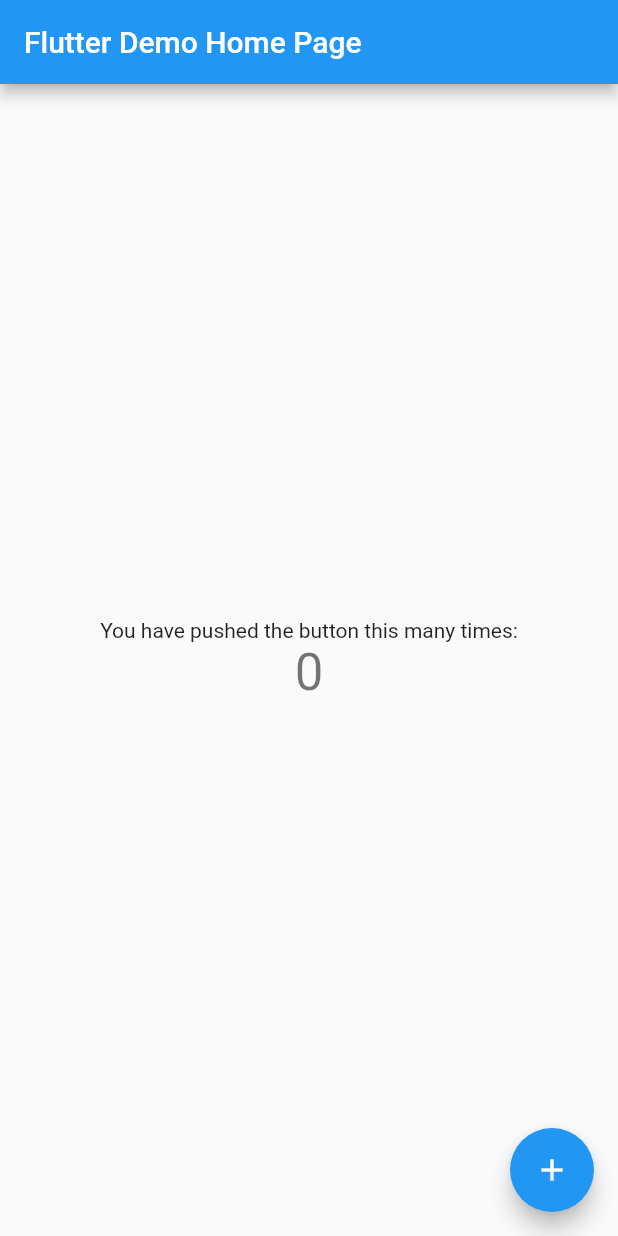
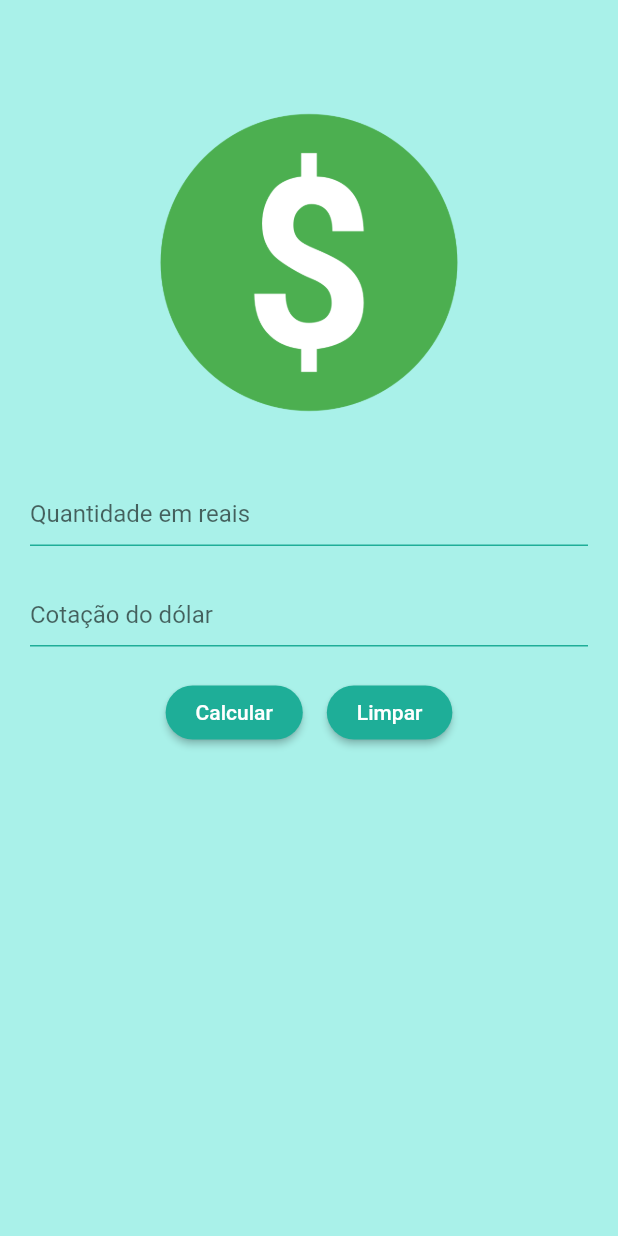
Before and after one commit to sankhss/cotacao, a Flutter app: the screen it shows after launch, on a phone screen of 412 x 824 dp. Run offline on Flutter 3.47's test engine with Material 2 defaults, Android fonts, the phone set to English and light mode, and no system bars.

Commit message:
commit da primeira versão para entrega

```diff
--- /dev/null
+++ b/lib/components/app_theme.dart
@@ -0,0 +1,49 @@
+import 'package:flutter/material.dart';
+
+final primaryColor = Color.fromRGBO(30, 174, 152, 1.0);
+final primaryColorLight = Color.fromRGBO(169, 241, 233, 1.0);
+final accentColor = Color.fromRGBO(255, 255, 199, 1.0);
+
+ThemeData createAppTheme() {
+  return ThemeData(
+    primaryColor: primaryColor,
+    primaryColorLight: primaryColorLight,
+    accentColor: accentColor,
+    backgroundColor: Colors.white,
+    textTheme: TextTheme(
+      headline1: TextStyle(
+        fontSize: 30.0,
+        fontWeight: FontWeight.bold,
+        color: primaryColor,
+      ),
+    ),
+    iconTheme: IconThemeData(color: primaryColorLight),
+    inputDecorationTheme: InputDecorationTheme(
+      enabledBorder: UnderlineInputBorder(
+        borderSide: BorderSide(
+          color: primaryColor,
+        ),
+      ),
+      focusedBorder: UnderlineInputBorder(
+        borderSide: BorderSide(
+          color: primaryColor,
+        ),
+      ),
+      alignLabelWithHint: true,
+    ),
+    elevatedButtonTheme: ElevatedButtonThemeData(
+      style: ButtonStyle(
+        backgroundColor: MaterialStateProperty.all<Color>(primaryColor),
+        overlayColor: MaterialStateProperty.all<Color>(primaryColorLight),
+        padding: MaterialStateProperty.all<EdgeInsetsGeometry>(
+          EdgeInsets.symmetric(vertical: 10.0, horizontal: 20.0),
+        ),
+        shape: MaterialStateProperty.all<OutlinedBorder>(
+          RoundedRectangleBorder(
+            borderRadius: BorderRadius.circular(20.0),
+          ),
+        ),
+      ),
+    ),
+  );
+}
--- a/lib/main.dart
+++ b/lib/main.dart
@@ -1,3 +1,5 @@
+import 'package:cotacao/components/app_theme.dart';
+import 'package:cotacao/pages/home_page.dart';
 import 'package:flutter/material.dart';
 
 void main() {
@@ -5,109 +7,21 @@ void main() {
 }
 
 class MyApp extends StatelessWidget {
-  // This widget is the root of your application.
   @override
   Widget build(BuildContext context) {
-    return MaterialApp(
-      title: 'Flutter Demo',
-      theme: ThemeData(
-        // This is the theme of your application.
-        //
-        // Try running your application with "flutter run". You'll see the
-        // application has a blue toolbar. Then, without quitting the app, try
-        // changing the primarySwatch below to Colors.green and then invoke
-        // "hot reload" (press "r" in the console where you ran "flutter run",
-        // or simply save your changes to "hot reload" in a Flutter IDE).
-        // Notice that the counter didn't reset back to zero; the application
-        // is not restarted.
-        primarySwatch: Colors.blue,
+    return GestureDetector(
+      onTap: () {
+        final currentFocus = FocusScope.of(context);
+        if (!currentFocus.hasPrimaryFocus && currentFocus.focusedChild != null) {
+          FocusManager.instance.primaryFocus.unfocus();
+        }
+      },
+      child: MaterialApp(
+        debugShowCheckedModeBanner: false,
+        title: 'Cotacao',
+        theme: createAppTheme(),
+        home: HomePage(),
       ),
-      home: MyHomePage(title: 'Flutter Demo Home Page'),
     );
   }
 }
-
-class MyHomePage extends StatefulWidget {
-  MyHomePage({Key key, this.title}) : super(key: key);
-
-  // This widget is the home page of your application. It is stateful, meaning
-  // that it has a State object (defined below) that contains fields that affect
-  // how it looks.
-
-  // This class is the configuration for the state. It holds the values (in this
-  // case the title) provided by the parent (in this case the App widget) and
-  // used by the build method of the State. Fields in a Widget subclass are
-  // always marked "final".
-
-  final String title;
-
-  @override
-  _MyHomePageState createState() => _MyHomePageState();
-}
-
-class _MyHomePageState extends State<MyHomePage> {
-  int _counter = 0;
-
-  void _incrementCounter() {
-    setState(() {
-      // This call to setState tells the Flutter framework that something has
-      // changed in this State, which causes it to rerun the build method below
-      // so that the display can reflect the updated values. If we changed
-      // _counter without calling setState(), then the build method would not be
-      // called again, and so nothing would appear to happen.
-      _counter++;
-    });
-  }
-
-  @override
-  Widget build(BuildContext context) {
-    // This method is rerun every time setState is called, for instance as done
-    // by the _incrementCounter method above.
-    //
-    // The Flutter framework has been optimized to make rerunning build methods
-    // fast, so that you can just rebuild anything that needs updating rather
-    // than having to individually change instances of widgets.
-    return Scaffold(
-      appBar: AppBar(
-        // Here we take the value from the MyHomePage object that was created by
-        // the App.build method, and use it to set our appbar title.
-        title: Text(widget.title),
-      ),
-      body: Center(
-        // Center is a layout widget. It takes a single child and positions it
-        // in the middle of the parent.
-        child: Column(
-          // Column is also a layout widget. It takes a list of children and
-          // arranges them vertically. By default, it sizes itself to fit its
-          // children horizontally, and tries to be as tall as its parent.
-          //
-          // Invoke "debug painting" (press "p" in the console, choose the
-          // "Toggle Debug Paint" action from the Flutter Inspector in Android
-          // Studio, or the "Toggle Debug Paint" command in Visual Studio Code)
-          // to see the wireframe for each widget.
-          //
-          // Column has various properties to control how it sizes itself and
-          // how it positions its children. Here we use mainAxisAlignment to
-          // center the children vertically; the main axis here is the vertical
-          // axis because Columns are vertical (the cross axis would be
-          // horizontal).
-          mainAxisAlignment: MainAxisAlignment.center,
-          children: <Widget>[
-            Text(
-              'You have pushed the button this many times:',
-            ),
-            Text(
-              '$_counter',
-              style: Theme.of(context).textTheme.headline4,
-            ),
-          ],
-        ),
-      ),
-      floatingActionButton: FloatingActionButton(
-        onPressed: _incrementCounter,
-        tooltip: 'Increment',
-        child: Icon(Icons.add),
-      ), // This trailing comma makes auto-formatting nicer for build methods.
-    );
-  }
-}
--- /dev/null
+++ b/lib/pages/home_page.dart
@@ -0,0 +1,162 @@
+import 'package:flutter/material.dart';
+
+class HomePage extends StatefulWidget {
+  @override
+  _HomePageState createState() => _HomePageState();
+}
+
+class _HomePageState extends State<HomePage> {
+  final _realValueController = TextEditingController();
+  final _dolarValueController = TextEditingController();
+  final _realFocusNode = FocusNode();
+  final _dolarFocusNode = FocusNode();
+
+  var resultMessage;
+
+  @override
+  void dispose() {
+    _realValueController.dispose();
+    _dolarValueController.dispose();
+    _realFocusNode.dispose();
+    _dolarFocusNode.dispose();
+
+    super.dispose();
+  }
+
+  void _calcular() {
+    final real = double.tryParse(_realValueController.text.replaceAll(',', '.')) ?? 0.0;
+    final dolar = double.tryParse(_dolarValueController.text.replaceAll(',', '.')) ?? 0.0;
+    if (real > 0 && dolar > 0) {
+      setState(() {
+        showResult(real: real, dolar: dolar);
+      });
+    }
+  }
+
+  void showResult({double real, double dolar}) {
+    final result = real / dolar;
+    resultMessage =
+        "Com R\$${real.toStringAsFixed(2).replaceAll('.', ',')} é possível comprar U\$${result.toStringAsFixed(2).replaceAll('.', ',')}!";
+  }
+
+  void _clear() {
+    setState(() {
+      _realValueController.clear();
+      _dolarValueController.clear();
+      resultMessage = null;
+    });
+  }
+
+  @override
+  Widget build(BuildContext context) {
+    return Container(
+      decoration: BoxDecoration(
+        gradient: LinearGradient(
+          begin: Alignment.topRight,
+          end: Alignment.bottomLeft,
+          colors: [
+            Theme.of(context).primaryColorLight,
+            Theme.of(context).primaryColorLight,
+          ],
+        ),
+      ),
+      child: Scaffold(
+        backgroundColor: Colors.transparent,
+        body: SingleChildScrollView(
+          child: Column(
+            children: [
+              SizedBox(height: 50),
+              _createImageLogo(),
+              Padding(
+                padding: const EdgeInsets.symmetric(vertical: 5.0, horizontal: 20.0),
+                child: _createForm(context),
+              ),
+              SizedBox(height: 20.0),
+              if (resultMessage != null) _createResultMessage(context),
+            ],
+          ),
+        ),
+      ),
+    );
+  }
+
+  Container _createResultMessage(BuildContext context) {
+    return Container(
+      decoration: BoxDecoration(color: Theme.of(context).accentColor),
+      padding: const EdgeInsets.all(8.0),
+      child: Center(
+        child: Text(
+          resultMessage,
+          textAlign: TextAlign.center,
+          style: TextStyle(
+            fontSize: 24.0,
+          ),
+        ),
+      ),
+    );
+  }
+
+  Form _createForm(BuildContext context) {
+    return Form(
+      child: Column(
+        children: [
+          TextField(
+            controller: _realValueController,
+            keyboardType: TextInputType.numberWithOptions(decimal: true),
+            textInputAction: TextInputAction.next,
+            focusNode: _realFocusNode,
+            onEditingComplete: () => FocusScope.of(context).requestFocus(_dolarFocusNode),
+            decoration: InputDecoration(
+              labelText: 'Quantidade em reais',
+              hintText: '0,00',
+            ),
+          ),
+          SizedBox(height: 8.0),
+          TextField(
+            controller: _dolarValueController,
+            keyboardType: TextInputType.numberWithOptions(decimal: true),
+            textInputAction: TextInputAction.next,
+            focusNode: _dolarFocusNode,
+            onEditingComplete: () {},
+            decoration: InputDecoration(
+              labelText: 'Cotação do dólar',
+              hintText: '0,00',
+            ),
+          ),
+          SizedBox(height: 20.0),
+          Row(
+            mainAxisAlignment: MainAxisAlignment.center,
+            children: [
+              ElevatedButton(
+                onPressed: _calcular,
+                child: Text(
+                  'Calcular',
+                ),
+              ),
+              SizedBox(width: 16.0),
+              ElevatedButton(
+                onPressed: _clear,
+                child: Text(
+                  'Limpar',
+                ),
+              ),
+            ],
+          ),
+        ],
+      ),
+    );
+  }
+
+  Center _createImageLogo() {
+    return Center(
+      child: SizedBox(
+        height: 250,
+        width: 250,
+        child: Image.asset(
+          'assets/images/dolar.png',
+          fit: BoxFit.cover,
+        ),
+      ),
+    );
+  }
+}
```
Also changed, not shown: pubspec.yaml (+2 -26 lines), assets/images/dolar.png (added), 1 other file.
